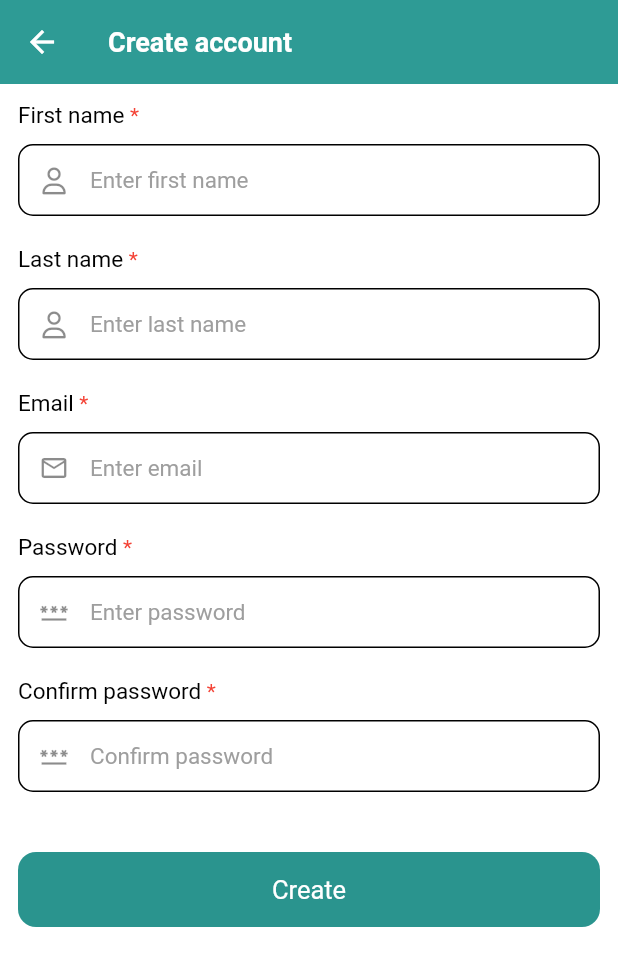
After one commit to basimJm/We-Care-App-, a Flutter app: the RegisterView screen opened by its route, on a phone screen of 412 x 824 dp. The commit adds this screen. Shown: the top 966 px of the screen. Run offline on Flutter 3.47's test engine with Material 2 defaults, Android fonts, the phone set to English and light mode, and no system bars; our stand-ins replace font_awesome_flutter.

Commit message:
register view with form validation added

```diff
--- a/lib/utils/routes.dart
+++ b/lib/utils/routes.dart
@@ -2,6 +2,7 @@ import 'package:flutter/material.dart';
 import 'package:mapd722_group2_project/constants/route_name.dart';
 import 'package:mapd722_group2_project/view/after_splash_view.dart';
 import 'package:mapd722_group2_project/view/login_view.dart';
+import 'package:mapd722_group2_project/view/register_view.dart';
 
 class Routes {
   static Route<dynamic> generateRoute(RouteSettings settings) {
@@ -10,6 +11,8 @@ class Routes {
         return MaterialPageRoute(builder: (_) => const LoginView());
       case RoutesName.afterSplashRoute:
         return MaterialPageRoute(builder: (_) => const AfterSplashView());
+      case RoutesName.registerRoute:
+        return MaterialPageRoute(builder: (_) => const RegisterView());
 
       default:
         return MaterialPageRoute(
--- a/lib/view/login_view.dart
+++ b/lib/view/login_view.dart
@@ -1,4 +1,5 @@
 import 'package:flutter/material.dart';
+import 'package:mapd722_group2_project/constants/route_name.dart';
 import 'package:mapd722_group2_project/themes/app_theme.dart';
 import 'package:mapd722_group2_project/validators/validator_mixin.dart';
 import 'package:mapd722_group2_project/widgets/custom_button.dart';
@@ -81,7 +82,12 @@ class LoginView extends StatelessWidget with ValidatorMixin {
                     SizedBox(
                       width: double.infinity,
                       child: SecondaryButton(
-                        onTap: () {},
+                        onTap: () {
+                          Navigator.pushNamed(
+                            context,
+                            RoutesName.registerRoute,
+                          );
+                        },
                         title: 'Create account',
                         backgroundColor: kButtonColor,
                       ),
--- /dev/null
+++ b/lib/view/register_view.dart
@@ -0,0 +1,143 @@
+import 'package:flutter/material.dart';
+import 'package:font_awesome_flutter/font_awesome_flutter.dart';
+import 'package:mapd722_group2_project/themes/app_theme.dart';
+import 'package:mapd722_group2_project/validators/validator_mixin.dart';
+import 'package:mapd722_group2_project/viewModel/register_vm.dart';
+import 'package:mapd722_group2_project/widgets/custom_button.dart';
+import 'package:mapd722_group2_project/widgets/custom_text_form_field.dart';
+import 'package:mapd722_group2_project/widgets/form_label.dart';
+import 'package:mapd722_group2_project/widgets/form_spacer.dart';
+import 'package:mapd722_group2_project/widgets/label_spacer.dart';
+import 'package:provider/provider.dart';
+
+class RegisterView extends StatefulWidget {
+  const RegisterView({super.key});
+
+  @override
+  State<RegisterView> createState() => _RegisterViewState();
+}
+
+class _RegisterViewState extends State<RegisterView> with ValidatorMixin {
+  RegisterVM vm = RegisterVM();
+
+  @override
+  Widget build(BuildContext context) {
+    return Scaffold(
+      appBar: AppBar(
+        title: const Text('Create account'),
+      ),
+      body: ChangeNotifierProvider<RegisterVM>(
+        create: (context) => vm,
+        child: Consumer<RegisterVM>(
+          builder: (context, vm, child) {
+            return SingleChildScrollView(
+              child: Padding(
+                padding: const EdgeInsets.all(12.0),
+                child: Form(
+                  key: vm.formKey,
+                  child: Column(
+                    crossAxisAlignment: CrossAxisAlignment.start,
+                    children: [
+                      FormLabel(
+                        label: 'First name',
+                        isRequired: true,
+                      ),
+                      LabelSpacer(),
+                      CustomFormTextField(
+                        controller: vm.firstName,
+                        validator: (value) =>
+                            requiredValidation(value, "First name is required"),
+                        hint: 'Enter first name',
+                        prefixIcon: const Icon(FontAwesomeIcons.user),
+                      ),
+                      FormSpacer(),
+                      FormLabel(
+                        label: 'Last name',
+                        isRequired: true,
+                      ),
+                      LabelSpacer(),
+                      CustomFormTextField(
+                        controller: vm.lastName,
+                        validator: (value) =>
+                            requiredValidation(value, "Last name is required"),
+                        hint: 'Enter last name',
+                        prefixIcon: const Icon(FontAwesomeIcons.user),
+                      ),
+                      FormSpacer(),
+                      FormLabel(
+                        label: 'Email',
+                        isRequired: true,
+                      ),
+                      LabelSpacer(),
+                      CustomFormTextField(
+                        controller: vm.email,
+                        validator: (value) => emailValidation(value),
+                        hint: 'Enter email',
+                        prefixIcon: const Icon(
+                          Icons.email_outlined,
+                          size: 20,
+                        ),
+                      ),
+                      FormSpacer(),
+                      FormLabel(
+                        label: 'Password',
+                        isRequired: true,
+                      ),
+                      LabelSpacer(),
+                      CustomFormTextField(
+                        controller: vm.password,
+                        validator: (value) => passwordValidation(value),
+                        hint: 'Enter password',
+                        obscureText: true,
+                        prefixIcon: const Icon(
+                          Icons.password_outlined,
+                          size: 20,
+                        ),
+                      ),
+                      FormSpacer(),
+                      FormLabel(
+                        label: 'Confirm password',
+                        isRequired: true,
+                      ),
+                      LabelSpacer(),
+                      CustomFormTextField(
+                        controller: vm.confirmPassword,
+                        validator: (value) =>
+                            passwordMatch(value, vm.password.text),
+                        hint: 'Confirm password',
+                        obscureText: true,
+                        prefixIcon: const Icon(
+                          Icons.password_outlined,
+                          size: 20,
+                        ),
+                      ),
+                      FormSpacer(
+                        height: 40.0,
+                      ),
+                      SafeArea(
+                        top: false,
+                        bottom: true,
+                        left: false,
+                        right: false,
+                        child: SizedBox(
+                          width: double.infinity,
+                          child: CustomButton(
+                            onTap: () {
+                              vm.registerUser(context: context);
+                            },
+                            title: 'Create',
+                            backgroundColor: kPrimaryColor,
+                          ),
+                        ),
+                      ),
+                    ],
+                  ),
+                ),
+              ),
+            );
+          },
+        ),
+      ),
+    );
+  }
+}
--- /dev/null
+++ b/lib/viewModel/register_vm.dart
@@ -0,0 +1,22 @@
+import 'package:flutter/material.dart';
+
+class RegisterVM extends ChangeNotifier {
+  // This is the key for the form widget
+  final formKey = GlobalKey<FormState>();
+  // This is the email controller for email textfield
+  final email = TextEditingController();
+  // This is the password controller for password textfield
+  final password = TextEditingController();
+  // This is the first name controller for first name textfield
+  final firstName = TextEditingController();
+  // This is the last name controller for last name textfield
+  final lastName = TextEditingController();
+  // This is the confirm password controller for confirm password textfield
+  final confirmPassword = TextEditingController();
+
+  void registerUser({
+    required BuildContext context,
+  }) async {
+    if (formKey.currentState!.validate()) {}
+  }
+}
```
